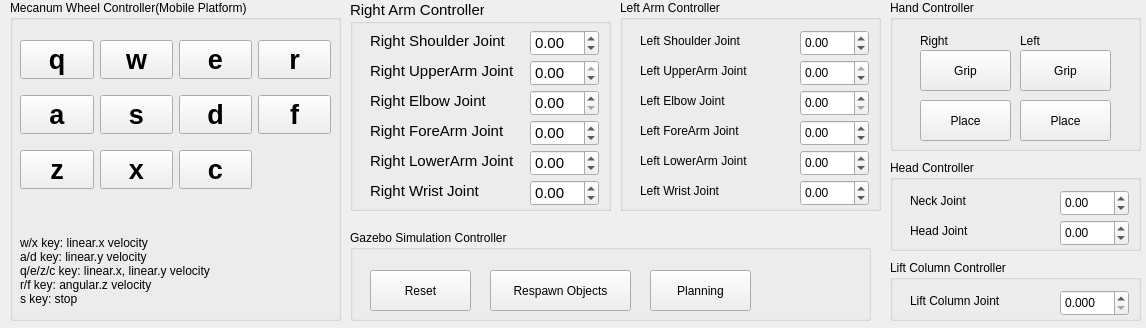
First picture: the form in humic_gui/resource/HumicController.ui, repository SeoulTech-HCIRLab/Humic, before the edit.
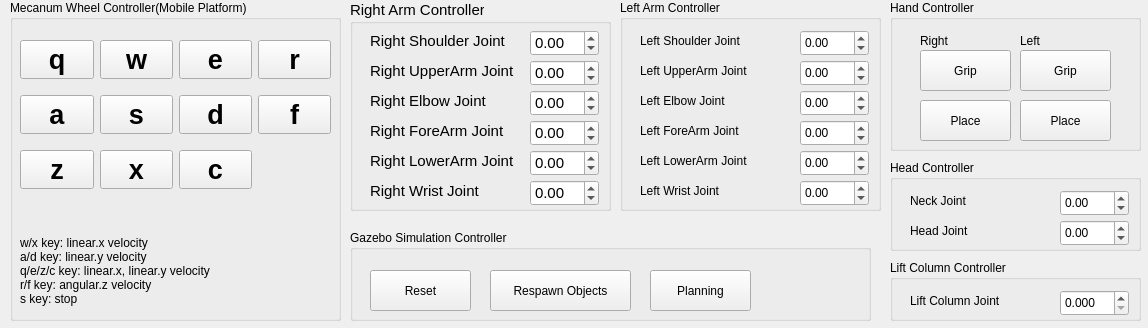
Second picture: the form after the edit.

The edit to the form file:
```diff
--- a/humic_gui/resource/HumicController.ui
+++ b/humic_gui/resource/HumicController.ui
@@ -6,7 +6,7 @@
    <rect>
     <x>0</x>
     <y>0</y>
-    <width>1146</width>
+    <width>1148</width>
     <height>328</height>
    </rect>
   </property>
@@ -354,15 +354,24 @@
       <height>26</height>
      </rect>
     </property>
+    <property name="decimals">
+     <number>2</number>
+    </property>
     <property name="minimum">
      <double>-1.570000000000000</double>
     </property>
     <property name="maximum">
-     <double>0.000000000000000</double>
+     <double>1.570000000000000</double>
     </property>
     <property name="singleStep">
      <double>0.010000000000000</double>
     </property>
+    <property name="stepType">
+     <enum>QAbstractSpinBox::DefaultStepType</enum>
+    </property>
+    <property name="value">
+     <double>0.000000000000000</double>
+    </property>
    </widget>
    <widget class="QDoubleSpinBox" name="doubleSpinBox_r_elbow">
     <property name="geometry">
@@ -373,12 +382,24 @@
       <height>26</height>
      </rect>
     </property>
+    <property name="decimals">
+     <number>2</number>
+    </property>
+    <property name="minimum">
+     <double>-0.780000000000000</double>
+    </property>
     <property name="maximum">
-     <double>0.520000000000000</double>
+     <double>1.570000000000000</double>
     </property>
     <property name="singleStep">
      <double>0.010000000000000</double>
     </property>
+    <property name="stepType">
+     <enum>QAbstractSpinBox::DefaultStepType</enum>
+    </property>
+    <property name="value">
+     <double>0.000000000000000</double>
+    </property>
    </widget>
    <widget class="QDoubleSpinBox" name="doubleSpinBox_r_foreArm">
     <property name="geometry">
@@ -565,15 +586,24 @@
       <height>26</height>
      </rect>
     </property>
+    <property name="decimals">
+     <number>2</number>
+    </property>
     <property name="minimum">
      <double>-1.570000000000000</double>
     </property>
     <property name="maximum">
-     <double>0.000000000000000</double>
+     <double>1.570000000000000</double>
     </property>
     <property name="singleStep">
      <double>0.010000000000000</double>
     </property>
+    <property name="stepType">
+     <enum>QAbstractSpinBox::DefaultStepType</enum>
+    </property>
+    <property name="value">
+     <double>0.000000000000000</double>
+    </property>
    </widget>
    <widget class="QDoubleSpinBox" name="doubleSpinBox_l_elbow">
     <property name="geometry">
@@ -584,12 +614,24 @@
       <height>26</height>
      </rect>
     </property>
+    <property name="decimals">
+     <number>2</number>
+    </property>
+    <property name="minimum">
+     <double>-0.780000000000000</double>
+    </property>
     <property name="maximum">
-     <double>0.520000000000000</double>
+     <double>1.570000000000000</double>
     </property>
     <property name="singleStep">
      <double>0.010000000000000</double>
     </property>
+    <property name="stepType">
+     <enum>QAbstractSpinBox::DefaultStepType</enum>
+    </property>
+    <property name="value">
+     <double>0.000000000000000</double>
+    </property>
    </widget>
    <widget class="QDoubleSpinBox" name="doubleSpinBox_l_foreArm">
     <property name="geometry">
```
Left out of the diff: 69 changed lines with no effect on the pictures.
